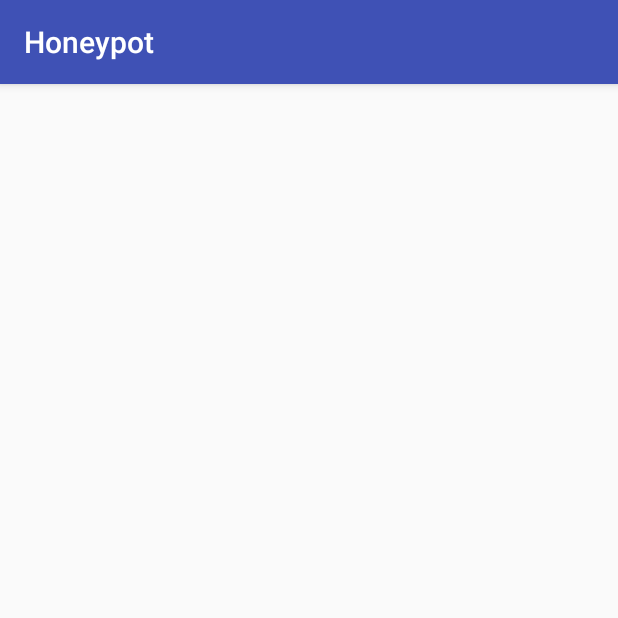
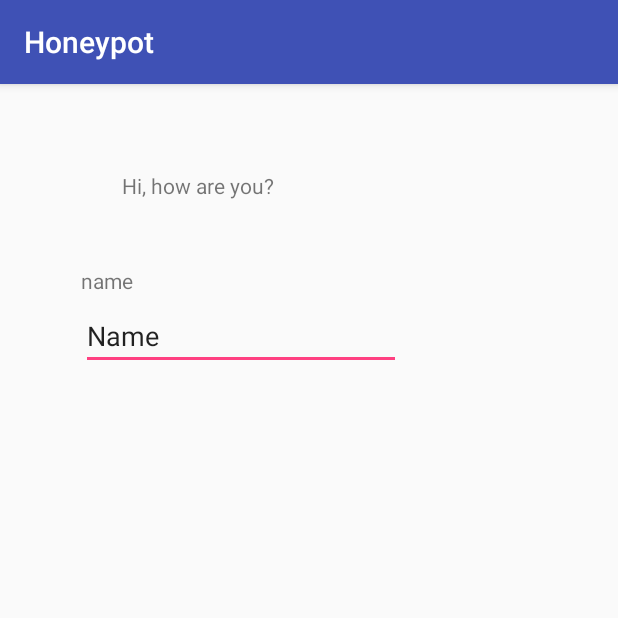
Before and after one commit to umatin/HoneyPot404, an Android app: the screen it shows after launch (FirstLaunchActivity), on a phone screen of 412 x 824 dp, the top half of it. Run offline under Robolectric (Android 15) with nearby library versions, the light colour scheme and no system bars.

Commit message:
login activity und http get

```diff
--- a/Honeypot/app/build.gradle
+++ b/Honeypot/app/build.gradle
@@ -17,6 +17,7 @@ android {
             proguardFiles getDefaultProguardFile('proguard-android.txt'), 'proguard-rules.pro'
         }
     }
+    //useLibrary 'org.apache.http.legacy'
 }
 
 dependencies {
@@ -25,5 +26,6 @@ dependencies {
         exclude group: 'com.android.support', module: 'support-annotations'
     })
     compile 'com.android.support:appcompat-v7:24.2.1'
+    compile 'org.jbundle.util.osgi.wrapped:org.jbundle.util.osgi.wrapped.org.apache.http.client:4.1.2'
     testCompile 'junit:junit:4.12'
 }
--- a/Honeypot/app/src/main/res/layout/activity_first_launch.xml
+++ b/Honeypot/app/src/main/res/layout/activity_first_launch.xml
@@ -10,4 +10,39 @@
     android:paddingTop="@dimen/activity_vertical_margin"
     tools:context="de.honeypot.honeypot.FirstLaunchActivity">
 
+    <EditText
+        android:layout_width="wrap_content"
+        android:layout_height="wrap_content"
+        android:inputType="textPersonName"
+        android:text="Name"
+        android:ems="10"
+        android:layout_alignParentTop="true"
+        android:layout_alignParentLeft="true"
+        android:layout_alignParentStart="true"
+        android:layout_marginLeft="38dp"
+        android:layout_marginStart="38dp"
+        android:layout_marginTop="129dp"
+        android:id="@+id/namefield" />
+
+    <TextView
+        android:text="Hi, how are you?"
+        android:layout_width="wrap_content"
+        android:layout_height="wrap_content"
+        android:layout_alignParentTop="true"
+        android:layout_alignLeft="@+id/namefield"
+        android:layout_alignStart="@+id/namefield"
+        android:layout_marginLeft="27dp"
+        android:layout_marginStart="27dp"
+        android:layout_marginTop="42dp"
+        android:id="@+id/textView" />
+
+    <TextView
+        android:text="name"
+        android:layout_width="wrap_content"
+        android:layout_height="wrap_content"
+        android:layout_marginTop="44dp"
+        android:id="@+id/textView2"
+        android:layout_below="@+id/textView"
+        android:layout_alignLeft="@+id/namefield"
+        android:layout_alignStart="@+id/namefield" />
 </RelativeLayout>
```
Also changed, not shown: Honeypot/app/src/main/java/de/honeypot/honeypot/FirstLaunchActivity.java (+113 -0 lines).
